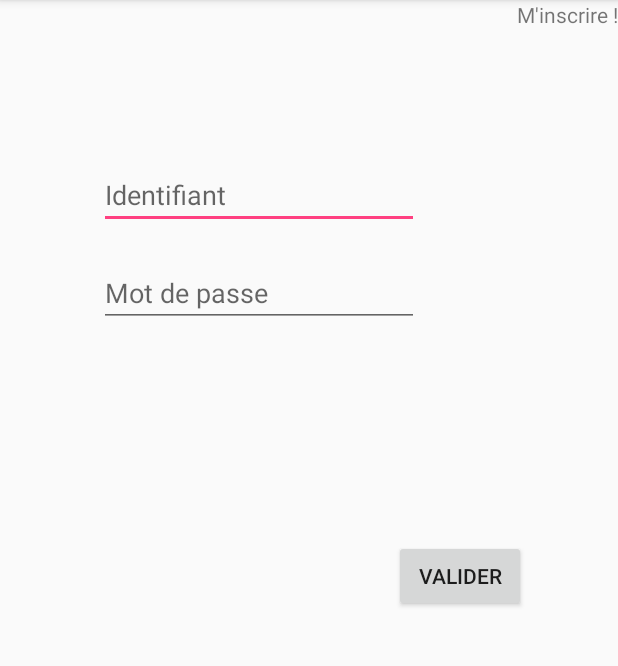
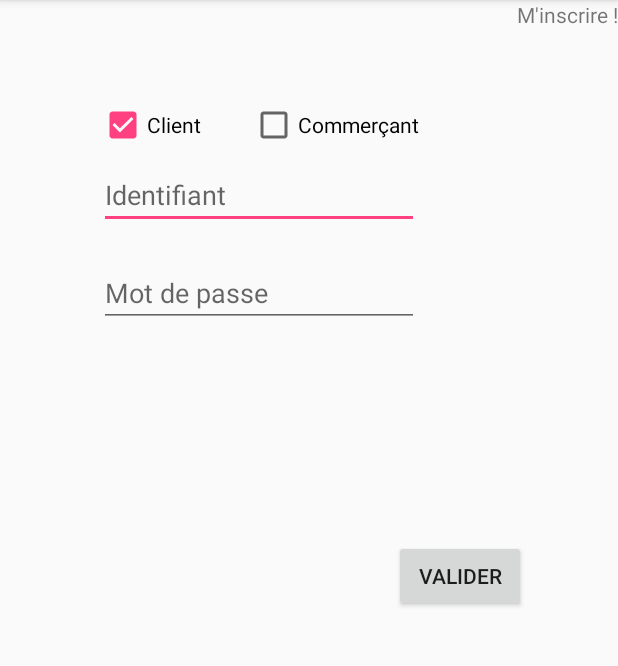
Before and after one commit to Sylvinho09/VilleFutee, an Android app: the screen it shows after launch (ConnexionPage), on a phone screen of 412 x 824 dp, the part 84-750 px from its top. Run offline under Robolectric (Android 15) with nearby library versions, the phone set to English and light mode, and no system bars.

Commit message:
Session OK, séparation connexion client et commercant, envoi d'objet à la place de string sinon erreur si on envoie les 2 types

```diff
--- a/villefutee_android/Villefutee_android/app/src/main/java/com/example/paul/villefutee_android/GetInfosUser.java
+++ b/villefutee_android/Villefutee_android/app/src/main/java/com/example/paul/villefutee_android/GetInfosUser.java
@@ -32,7 +32,7 @@
 
         try {
             socket = new Socket("192.168.1.26", 8050);
-            System.out.println("je suis dans le getUserInfo");
+
             out = new PrintWriter(socket.getOutputStream());
 
             System.out.println("je suis dans le getUserInfo");
--- a/villefutee_android/Villefutee_android/app/src/main/java/com/example/paul/villefutee_android/IdMdpClass.java
+++ b/villefutee_android/Villefutee_android/app/src/main/java/com/example/paul/villefutee_android/IdMdpClass.java
@@ -5,11 +5,13 @@
  */
 
 public class IdMdpClass {
+    String clientZCommercantU;
     String id;
     String mdp;
 
-    IdMdpClass(String id, String mdp)
+    IdMdpClass(String clientco, String id, String mdp)
     {
+        this.clientZCommercantU=clientco;
         this.id=id;
         this.mdp=mdp;
     }
--- a/villefutee_android/Villefutee_android/app/src/main/res/layout/connexion_page.xml
+++ b/villefutee_android/Villefutee_android/app/src/main/res/layout/connexion_page.xml
@@ -49,4 +49,23 @@
         android:layout_alignParentRight="true"
         android:layout_alignParentEnd="true" />
 
+    <CheckBox
+        android:id="@+id/checkBoxCoClient"
+        android:layout_width="wrap_content"
+        android:layout_height="wrap_content"
+        android:layout_alignLeft="@+id/editText2"
+        android:layout_alignStart="@+id/editText2"
+        android:layout_below="@+id/textView3"
+        android:layout_marginTop="48dp"
+        android:text="Client" />
+
+    <CheckBox
+        android:id="@+id/checkBoxCoCom"
+        android:layout_width="wrap_content"
+        android:layout_height="wrap_content"
+        android:layout_alignBottom="@+id/checkBoxCoClient"
+        android:layout_alignEnd="@+id/editText2"
+        android:layout_alignRight="@+id/editText2"
+        android:text="Commerçant" />
+
 </RelativeLayout>
```
Also changed, not shown: villefutee_android/Villefutee_android/app/src/main/java/com/example/paul/villefutee_android/ConnexionPage.java (+71 -12 lines), villefutee_android/Villefutee_android/app/src/main/java/com/example/paul/villefutee_android/EnvoiForm.java (+13 -9 lines), villefutee_android/Villefutee_android/app/src/main/java/com/example/paul/villefutee_android/GetMDPSocket.java (+10 -4 lines), villefutee_android/Villefutee_android/app/src/main/java/com/example/paul/villefutee_android/Inscription.java (+10 -8 lines), villefutee_android/Villefutee_android/app/src/main/java/com/example/paul/villefutee_android/MainAccount.java (+21 -2 lines), villefutee_android/Villefutee_android/app/src/main/res/layout/activity_main_account.xml (+9 -0 lines), 4 other files.
